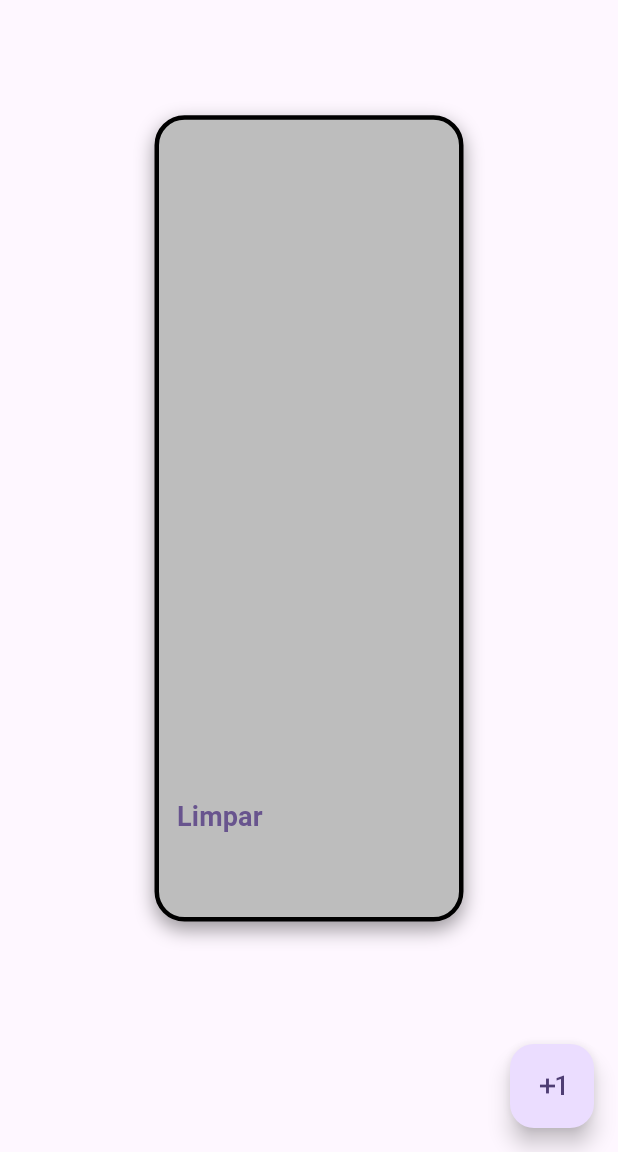
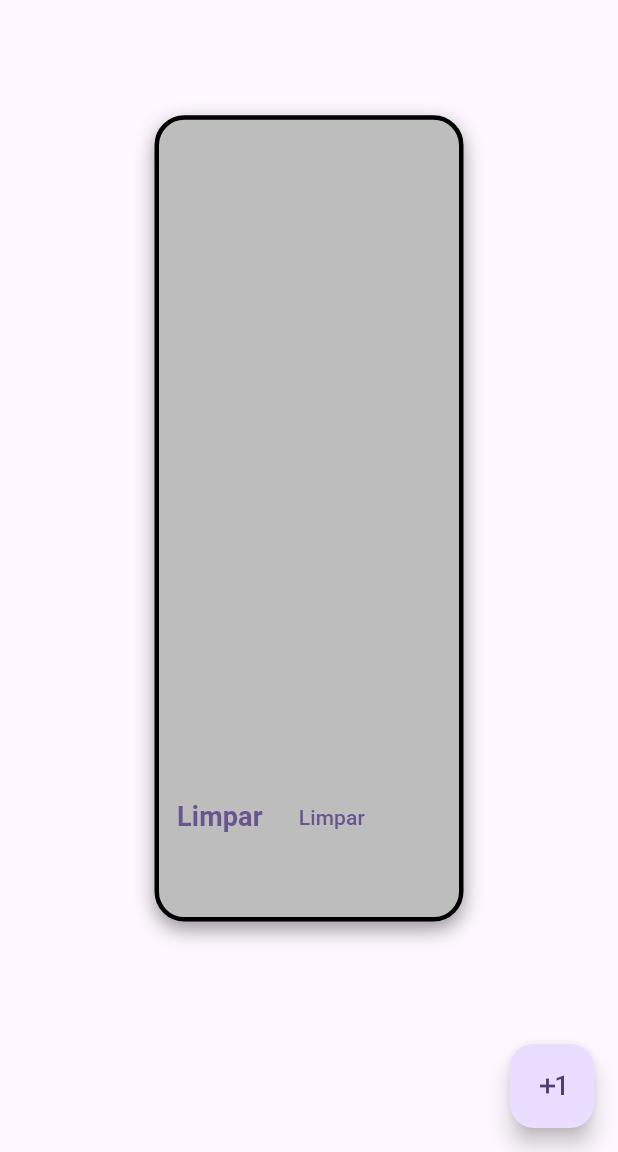
Before and after one commit to jhreeis/calculadora-nova, a Flutter app: the screen it shows after launch, on a phone screen of 412 x 824 dp, the part 84-1236 px from its top. Run offline on Flutter 3.47's test engine with Material 3 defaults, Android fonts, the phone set to English and light mode, and no system bars; missing offline and left inert: expressions.

Commit message:
Botão novo começo.

```diff
--- a/lib/calculadora.dart
+++ b/lib/calculadora.dart
@@ -98,8 +98,13 @@ class _CalculadoraState extends State<Calculadora> {
         ),
         Expanded(
           child: Row(
-            children: [_botao(_limpar)],
-
+            children: [
+              _botao(_limpar),
+              TextButton(
+                onPressed: () {},
+                child: (Text('Limpar')),
+              )
+            ],
           ),
         )
       ],
```
